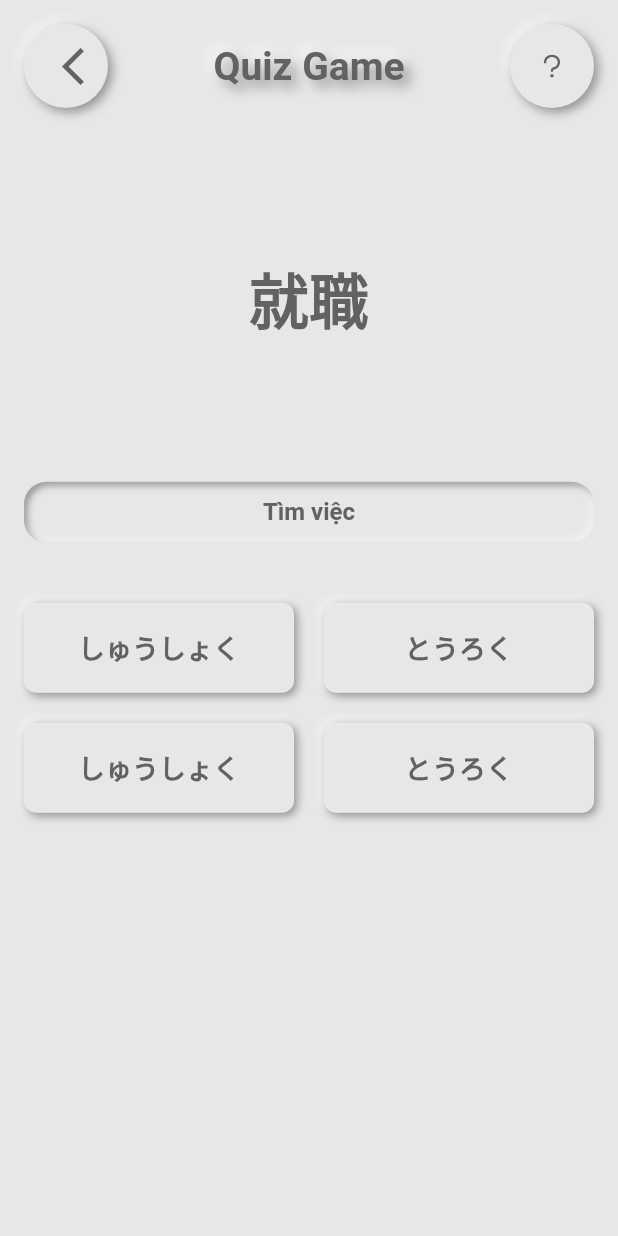
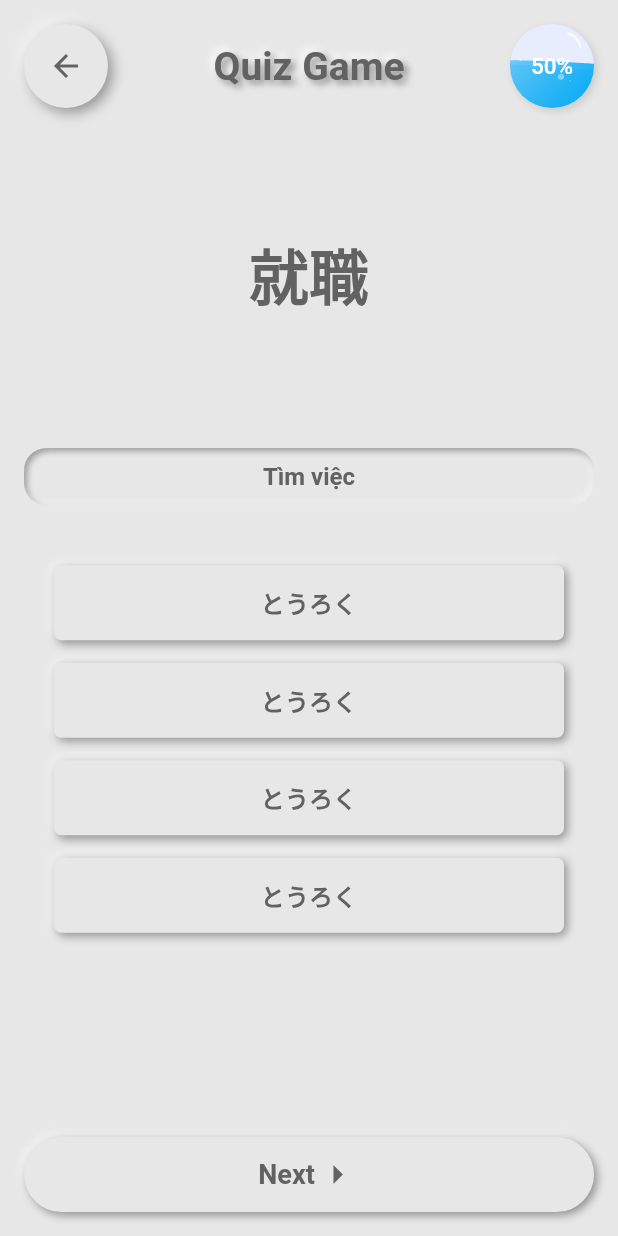
Before and after one commit to kaphetz/n1quizgame, a Flutter app: the screen it shows after launch, after a tap on "Start", on a phone screen of 412 x 824 dp. Run offline on Flutter 3.47's test engine with Material 2 defaults, Android fonts, the phone set to English and light mode, and no system bars; drawn by our look-alikes of flutter_neumorphic; our stand-ins replace flutter_bloc, sizer.

Commit message:
Update ui of quiz screen
Update ui of quiz screen

```diff
--- a/quiz_game/lib/main.dart
+++ b/quiz_game/lib/main.dart
@@ -23,7 +23,7 @@ class MyApp extends StatelessWidget {
           baseColor: Color(0xFFE8E7E7),
           lightSource: LightSource.topLeft,
           defaultTextColor: Color(0xFF636262),
-          depth: 10,
+          depth: 6,
         ),
         darkTheme: NeumorphicThemeData(
           baseColor: Color(0xFF3E3E3E),
--- a/quiz_game/lib/screens/home_screen.dart
+++ b/quiz_game/lib/screens/home_screen.dart
@@ -58,7 +58,10 @@ class _HomeScreenState extends State<HomeScreen> {
   Widget _title(BuildContext context) {
     return NeumorphicText(
       "JLPT N1",
-      style: NeumorphicStyle(color: NeumorphicTheme.defaultTextColor(context)),
+      style: NeumorphicStyle(
+        color: NeumorphicTheme.defaultTextColor(context),
+        depth: 0,
+      ),
       textStyle: NeumorphicTextStyle(
         fontSize: 26,
         fontWeight: FontWeight.bold,
@@ -71,7 +74,7 @@ class _HomeScreenState extends State<HomeScreen> {
       style: NeumorphicStyle(
         intensity: 0.75,
         shape: NeumorphicShape.flat,
-        depth: 5,
+        depth: 4,
         boxShape: NeumorphicBoxShape.roundRect(
           BorderRadius.circular(100),
         ),
@@ -90,7 +93,7 @@ class _HomeScreenState extends State<HomeScreen> {
       style: NeumorphicStyle(
         intensity: 0.75,
         shape: NeumorphicShape.flat,
-        depth: 5,
+        depth: 4,
         boxShape: NeumorphicBoxShape.roundRect(BorderRadius.circular(100)),
       ),
       child: Icon(
@@ -142,7 +145,7 @@ class _HomeScreenState extends State<HomeScreen> {
         style: NeumorphicStyle(
           shape: NeumorphicShape.flat,
           boxShape: NeumorphicBoxShape.roundRect(BorderRadius.circular(20)),
-          depth: 5,
+          depth: 4,
           intensity: 0.8,
           lightSource: LightSource.topLeft,
         ),
@@ -218,7 +221,7 @@ class _HomeScreenState extends State<HomeScreen> {
         style: NeumorphicStyle(
           shape: NeumorphicShape.flat,
           boxShape: NeumorphicBoxShape.roundRect(BorderRadius.circular(20)),
-          depth: 5,
+          depth: 4,
           intensity: 0.8,
           lightSource: LightSource.topLeft,
         ),
@@ -261,7 +264,7 @@ class _HomeScreenState extends State<HomeScreen> {
         style: NeumorphicStyle(
           shape: NeumorphicShape.flat,
           boxShape: NeumorphicBoxShape.roundRect(BorderRadius.circular(20)),
-          depth: 5,
+          depth: 4,
           intensity: 0.8,
           lightSource: LightSource.topLeft,
         ),
@@ -321,15 +324,3 @@ class _HomeScreenState extends State<HomeScreen> {
     );
   }
 }
-
-class HexColor extends Color {
-  HexColor(final String hexColor) : super(_getColorFromHex(hexColor));
-
-  static int _getColorFromHex(String hexColor) {
-    hexColor = hexColor.toUpperCase().replaceAll('#', '');
-    if (hexColor.length == 6) {
-      hexColor = 'FF' + hexColor;
-    }
-    return int.parse(hexColor, radix: 16);
-  }
-}
--- a/quiz_game/lib/screens/quiz_screen.dart
+++ b/quiz_game/lib/screens/quiz_screen.dart
@@ -1,6 +1,6 @@
 import 'package:flutter/cupertino.dart';
-import 'package:flutter_icons/flutter_icons.dart';
 import 'package:flutter_neumorphic/flutter_neumorphic.dart';
+import 'package:quiz_game/widgets/wave_view.dart';
 
 class QuizScreen extends StatefulWidget {
   @override
@@ -8,13 +8,39 @@ class QuizScreen extends StatefulWidget {
 }
 
 class _QuizScreenState extends State<QuizScreen> {
+  int _groupValue;
+
   @override
   Widget build(BuildContext context) {
     return Scaffold(
       appBar: NeumorphicAppBar(
-        leading: _backButton(context),
+        iconTheme: IconThemeData(
+          color: NeumorphicTheme.defaultTextColor(context),
+        ),
+        automaticallyImplyLeading: true,
         actions: [
-          _guideButton(context),
+          Container(
+            width: 56,
+            height: 56,
+            decoration: BoxDecoration(
+              color: HexColor('#E8EDFE'),
+              borderRadius: const BorderRadius.only(
+                  topLeft: Radius.circular(60.0),
+                  bottomLeft: Radius.circular(60.0),
+                  bottomRight: Radius.circular(60.0),
+                  topRight: Radius.circular(60.0)),
+              boxShadow: <BoxShadow>[
+                BoxShadow(
+                    color: Colors.grey.withOpacity(0.4),
+                    offset: const Offset(2, 2),
+                    blurRadius: 4),
+              ],
+            ),
+            child: WaveView(
+              height: 56,
+              percentageValue: 50.0,
+            ),
+          ),
         ],
         title: _title(context),
         centerTitle: true,
@@ -23,7 +49,6 @@ class _QuizScreenState extends State<QuizScreen> {
       body: Padding(
         padding: const EdgeInsets.only(
           left: 16,
-          top: 10,
           right: 16,
           bottom: 16,
         ),
@@ -39,6 +64,7 @@ class _QuizScreenState extends State<QuizScreen> {
               height: 40,
             ),
             _answer(context),
+            _nextButton(context),
           ],
         ),
       ),
@@ -71,7 +97,7 @@ class _QuizScreenState extends State<QuizScreen> {
         style: NeumorphicStyle(
           shape: NeumorphicShape.convex,
           boxShape: NeumorphicBoxShape.roundRect(BorderRadius.circular(15)),
-          depth: -5,
+          depth: -4,
           intensity: 0.75,
           lightSource: LightSource.topLeft,
         ),
@@ -95,170 +121,174 @@ class _QuizScreenState extends State<QuizScreen> {
   Widget _answer(BuildContext context) {
     return Expanded(
       flex: 10,
-      child: Column(
-        children: [
-          Row(
-            children: [
-              Expanded(
-                child: Container(
-                  height: 60,
-                  child: NeumorphicButton(
+      child: Padding(
+        padding: const EdgeInsets.symmetric(horizontal: 20),
+        child: Column(
+          crossAxisAlignment: CrossAxisAlignment.stretch,
+          children: <Widget>[
+            NeumorphicRadio(
+              duration: const Duration(milliseconds: 50),
+              style: NeumorphicRadioStyle(
+                intensity: 0.75,
+                unselectedDepth: 4,
+              ),
+              child: SizedBox(
+                height: 50,
+                width: 200,
+                child: Center(
+                  child: NeumorphicText(
+                    'とうろく',
                     style: NeumorphicStyle(
-                      surfaceIntensity: 0.40,
-                      depth: 4,
-                      shape: NeumorphicShape.flat,
-                      border: NeumorphicBorder(width: 1, color: Colors.white10),
+                      color: NeumorphicTheme.defaultTextColor(context),
+                      depth: 0,
                     ),
-                    child: Center(
-                      child: Text(
-                        'しゅうしょく',
-                        style: TextStyle(
-                          fontSize: 18,
-                          fontWeight: FontWeight.bold,
-                          color: NeumorphicTheme.defaultTextColor(context),
-                        ),
-                      ),
+                    textStyle: NeumorphicTextStyle(
+                      fontSize: 16,
+                      fontWeight: FontWeight.bold,
                     ),
-                    onPressed: () {
-                      Navigator.push<dynamic>(
-                        context,
-                        MaterialPageRoute<dynamic>(
-                          builder: (BuildContext context) => QuizScreen(),
-                        ),
-                      );
-                    },
                   ),
                 ),
               ),
-              SizedBox(
-                width: 20,
+              value: 1,
+              groupValue: _groupValue,
+              onChanged: (value) {
+                setState(() {
+                  _groupValue = value;
+                });
+              },
+            ),
+            SizedBox(height: 15),
+            NeumorphicRadio(
+              duration: const Duration(milliseconds: 50),
+              style: NeumorphicRadioStyle(
+                intensity: 0.75,
+                unselectedDepth: 4,
               ),
-              Expanded(
-                child: Container(
-                  height: 60,
-                  child: NeumorphicButton(
+              child: SizedBox(
+                height: 50,
+                width: 50,
+                child: Center(
+                  child: NeumorphicText(
+                    'とうろく',
                     style: NeumorphicStyle(
-                      surfaceIntensity: 0.40,
-                      depth: 4,
-                      shape: NeumorphicShape.flat,
-                      border: NeumorphicBorder(width: 1, color: Colors.white10),
+                      color: NeumorphicTheme.defaultTextColor(context),
+                      depth: 0,
                     ),
-                    child: Center(
-                      child: Text(
-                        'とうろく',
-                        style: TextStyle(
-                          fontSize: 18,
-                          fontWeight: FontWeight.bold,
-                          color: NeumorphicTheme.defaultTextColor(context),
-                        ),
-                      ),
+                    textStyle: NeumorphicTextStyle(
+                      fontSize: 16,
+                      fontWeight: FontWeight.bold,
                     ),
-                    onPressed: () {
-                      Navigator.push<dynamic>(
-                        context,
-                        MaterialPageRoute<dynamic>(
-                          builder: (BuildContext context) => QuizScreen(),
-                        ),
-                      );
-                    },
                   ),
                 ),
               ),
-            ],
-          ),
-          SizedBox(
-            height: 20,
-          ),
-          Row(
-            children: [
-              Expanded(
-                child: Container(
-                  height: 60,
-                  child: NeumorphicButton(
+              value: 2,
+              groupValue: _groupValue,
+              onChanged: (value) {
+                setState(() {
+                  _groupValue = value;
+                });
+              },
+            ),
+            SizedBox(height: 15),
+            NeumorphicRadio(
+              duration: const Duration(milliseconds: 50),
+              style: NeumorphicRadioStyle(
+                intensity: 0.75,
+                unselectedDepth: 4,
+              ),
+              child: SizedBox(
+                height: 50,
+                width: 50,
+                child: Center(
+                  child: NeumorphicText(
+                    'とうろく',
                     style: NeumorphicStyle(
-                      surfaceIntensity: 0.40,
-                      depth: 4,
-                      shape: NeumorphicShape.flat,
-                      border: NeumorphicBorder(width: 1, color: Colors.white10),
+                      color: NeumorphicTheme.defaultTextColor(context),
+                      depth: 0,
                     ),
-                    child: Center(
-                      child: Text(
-                        'しゅうしょく',
-                        style: TextStyle(
-                          fontSize: 18,
-                          fontWeight: FontWeight.bold,
-                          color: NeumorphicTheme.defaultTextColor(context),
-                        ),
-                      ),
+                    textStyle: NeumorphicTextStyle(
+                      fontSize: 16,
+                      fontWeight: FontWeight.bold,
                     ),
-                    onPressed: () {
-                      Navigator.push<dynamic>(
-                        context,
-                        MaterialPageRoute<dynamic>(
-                          builder: (BuildContext context) => QuizScreen(),
-                        ),
-                      );
-                    },
                   ),
                 ),
               ),
-              SizedBox(
-                width: 20,
+              value: 3,
+              groupValue: _groupValue,
+              onChanged: (value) {
+                setState(() {
+                  _groupValue = value;
+                });
+              },
+            ),
+            SizedBox(height: 15),
+            NeumorphicRadio(
+              style: NeumorphicRadioStyle(
+                intensity: 0.75,
+                unselectedDepth: 4,
               ),
-              Expanded(
-                child: Container(
-                  height: 60,
-                  child: NeumorphicButton(
+              duration: const Duration(milliseconds: 50),
+              child: SizedBox(
+                height: 50,
+                width: 50,
+                child: Center(
+                  child: NeumorphicText(
+                    'とうろく',
                     style: NeumorphicStyle(
-                      surfaceIntensity: 0.40,
-                      depth: 4,
-                      shape: NeumorphicShape.flat,
-                      border: NeumorphicBorder(width: 1, color: Colors.white10),
+                      color: NeumorphicTheme.defaultTextColor(context),
+                      depth: 0,
                     ),
-                    child: Center(
-                      child: Text(
-                        'とうろく',
-                        style: TextStyle(
-                          fontSize: 18,
-                          fontWeight: FontWeight.bold,
-                          color: NeumorphicTheme.defaultTextColor(context),
-                        ),
-                      ),
+                    textStyle: NeumorphicTextStyle(
+                      fontSize: 16,
+                      fontWeight: FontWeight.bold,
                     ),
-                    onPressed: () {
-                      Navigator.push<dynamic>(
-                        context,
-                        MaterialPageRoute<dynamic>(
-                          builder: (BuildContext context) => QuizScreen(),
-                        ),
-                      );
-                    },
                   ),
                 ),
               ),
-            ],
-          ),
-        ],
+              value: 4,
+              groupValue: _groupValue,
+              onChanged: (value) {
+                setState(() {
+                  _groupValue = value;
+                });
+              },
+            ),
+          ],
+        ),
       ),
     );
   }
 
-  Widget _backButton(BuildContext context) {
+  Widget _nextButton(BuildContext context) {
     return NeumorphicButton(
       style: NeumorphicStyle(
         intensity: 0.75,
         shape: NeumorphicShape.flat,
-        depth: 5,
+        depth: 4,
         boxShape: NeumorphicBoxShape.roundRect(BorderRadius.circular(100)),
       ),
-      child: Icon(
-        Icons.arrow_back_ios_sharp,
-        color: NeumorphicTheme.defaultTextColor(context),
-        size: 30,
+      child: Row(
+        mainAxisAlignment: MainAxisAlignment.center,
+        children: [
+          NeumorphicText(
+            'Next',
+            style: NeumorphicStyle(
+              color: NeumorphicTheme.defaultTextColor(context),
+              depth: 0,
+            ),
+            textStyle: NeumorphicTextStyle(
+              fontSize: 18,
+              fontWeight: FontWeight.bold,
+            ),
+          ),
+          Icon(
+            Icons.arrow_right_outlined,
+            color: NeumorphicTheme.defaultTextColor(context),
+            size: 30,
+          ),
+        ],
       ),
-      onPressed: () {
-        Navigator.pop(context);
-      },
+      onPressed: () {},
     );
   }
 
@@ -273,7 +303,7 @@ class _QuizScreenState extends State<QuizScreen> {
     );
   }
 
-  Widget _guideButton(BuildContext context) {
+/*  Widget _guideButton(BuildContext context) {
     return NeumorphicButton(
       style: NeumorphicStyle(
         intensity: 0.75,
@@ -290,5 +320,17 @@ class _QuizScreenState extends State<QuizScreen> {
       ),
       onPressed: () {},
     );
+  }*/
+}
+
+class HexColor extends Color {
+  HexColor(final String hexColor) : super(_getColorFromHex(hexColor));
+
+  static int _getColorFromHex(String hexColor) {
+    hexColor = hexColor.toUpperCase().replaceAll('#', '');
+    if (hexColor.length == 6) {
+      hexColor = 'FF' + hexColor;
+    }
+    return int.parse(hexColor, radix: 16);
   }
 }
--- a/quiz_game/lib/widgets/wave_view.dart
+++ b/quiz_game/lib/widgets/wave_view.dart
@@ -142,22 +142,19 @@ class _WaveViewState extends State<WaveView> with TickerProviderStateMixin {
                       textAlign: TextAlign.center,
                       style: TextStyle(
                         fontWeight: FontWeight.w500,
-                        fontSize: 20,
+                        fontSize: 15,
                         letterSpacing: 0.0,
                         color: Colors.white,
                       ),
                     ),
-                    Padding(
-                      padding: const EdgeInsets.only(top: 3.0),
-                      child: Text(
+                    Text(
                       '%',
                       textAlign: TextAlign.center,
                       style: TextStyle(
                         fontWeight: FontWeight.w500,
-                          fontSize: 14,
+                        fontSize: 15,
                         letterSpacing: 0.0,
                         color: Colors.white,
-                        ),
                       ),
                     ),
                   ],
```
Also changed, not shown: quiz_game/lib/screens/info_screen.dart (added), quiz_game/lib/screens/result_screen.dart (added). Lines whose indentation alone changed are shown as unchanged.
